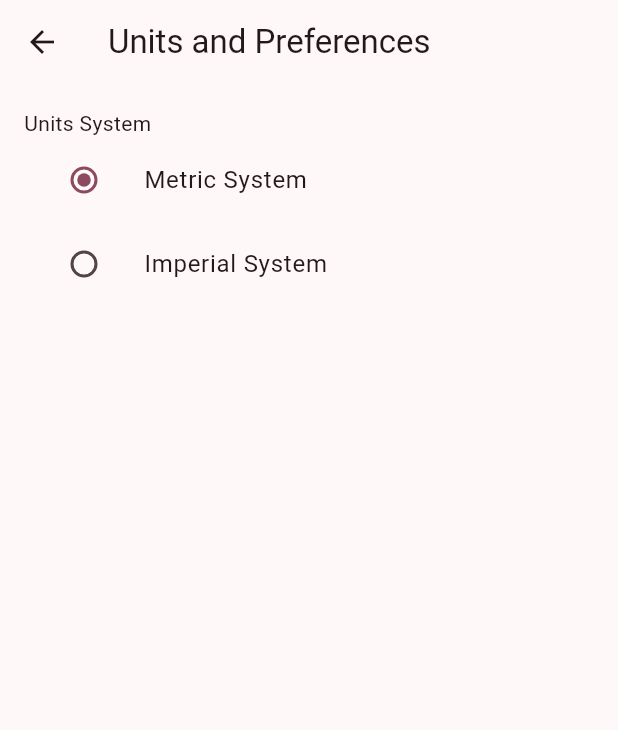
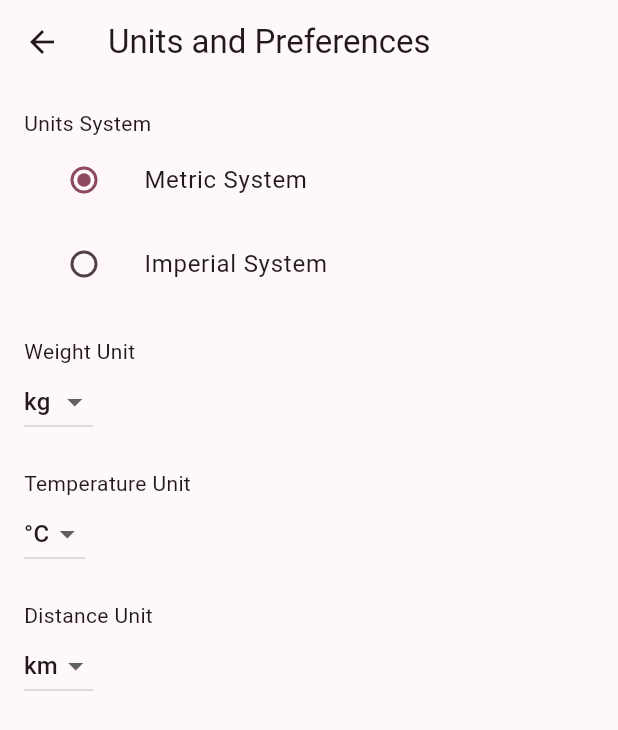
Before and after one commit to CSCI4100U/mobile-group-project-2023-mlja, a Flutter app: the UnitsAndPreferencesSettingsPage screen opened directly, on a phone screen of 412 x 824 dp. Shown: the top 730 px of the screen. Run offline on Flutter 3.47's test engine with Material 2 defaults, Android fonts, the phone set to English and light mode, and no system bars; our stand-ins replace sqflite; accounts and stored records are empty.

Commit message:
added more control with specific units

```diff
--- a/life_balance_plus/lib/view/pages/settings_page.dart
+++ b/life_balance_plus/lib/view/pages/settings_page.dart
@@ -226,6 +226,67 @@ class _UnitsAndPreferencesSettingsPageState
                 },
               ),
             ),
+            SizedBox(height: 20.0),
+            Text('Weight Unit'),
+            DropdownButton<String>(
+              value: unitsSystem == UnitsSystem.Metric ? 'kg' : 'lbs',
+              onChanged: (String? value) {
+                setState(() {
+                  if (value == 'kg') {
+                    unitsSystem = UnitsSystem.Metric;
+                  } else {
+                    unitsSystem = UnitsSystem.Imperial;
+                  }
+                });
+              },
+              items: [
+                'kg',
+                'lbs',
+              ].map((String value) {
+                return DropdownMenuItem<String>(
+                  value: value,
+                  child: Text(value),
+                );
+              }).toList(),
+            ),
+            SizedBox(height: 20.0),
+            Text('Temperature Unit'),
+            DropdownButton<String>(
+              value: unitsSystem == UnitsSystem.Metric ? '°C' : '°F',
+              onChanged: (String? value) {
+                setState(() {
+                  // You can implement the logic to switch between Celsius and Fahrenheit here.
+                });
+              },
+              items: [
+                '°C',
+                '°F',
+              ].map((String value) {
+                return DropdownMenuItem<String>(
+                  value: value,
+                  child: Text(value),
+                );
+              }).toList(),
+            ),
+            SizedBox(height: 20.0),
+            Text('Distance Unit'),
+            DropdownButton<String>(
+              value: unitsSystem == UnitsSystem.Metric ? 'km' : 'mi',
+              onChanged: (String? value) {
+                setState(() {
+                  // You can implement the logic to switch between kilometers and miles here.
+                });
+              },
+              items: [
+                'km',
+                'mi',
+              ].map((String value) {
+                return DropdownMenuItem<String>(
+                  value: value,
+                  child: Text(value),
+                );
+              }).toList(),
+            ),
           ],
         ),
       ),
```
